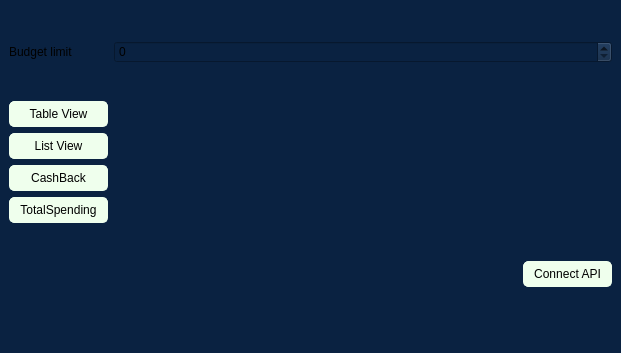
Old version of the form mainwindow.ui in the repository crazyrinchik/cpp_qt_project.
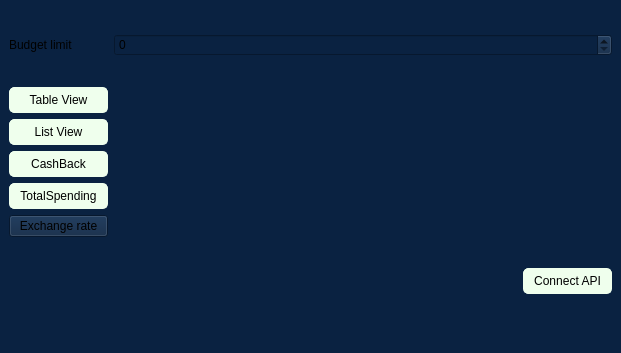
New version of the form.

Patch:
```diff
--- a/mainwindow.ui
+++ b/mainwindow.ui
@@ -117,6 +117,13 @@
         </property>
        </widget>
       </item>
+      <item>
+       <widget class="QPushButton" name="exchangeRateButton">
+        <property name="text">
+         <string>Exchange rate</string>
+        </property>
+       </widget>
+      </item>
      </layout>
     </item>
     <item row="2" column="2">
```
Left out of the diff: 1 changed line with no effect on the pictures.
